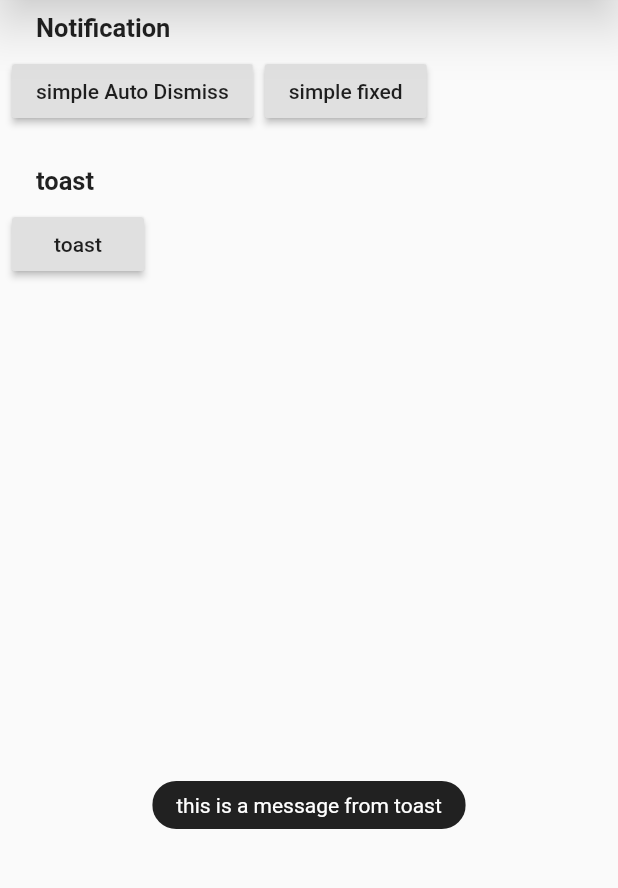
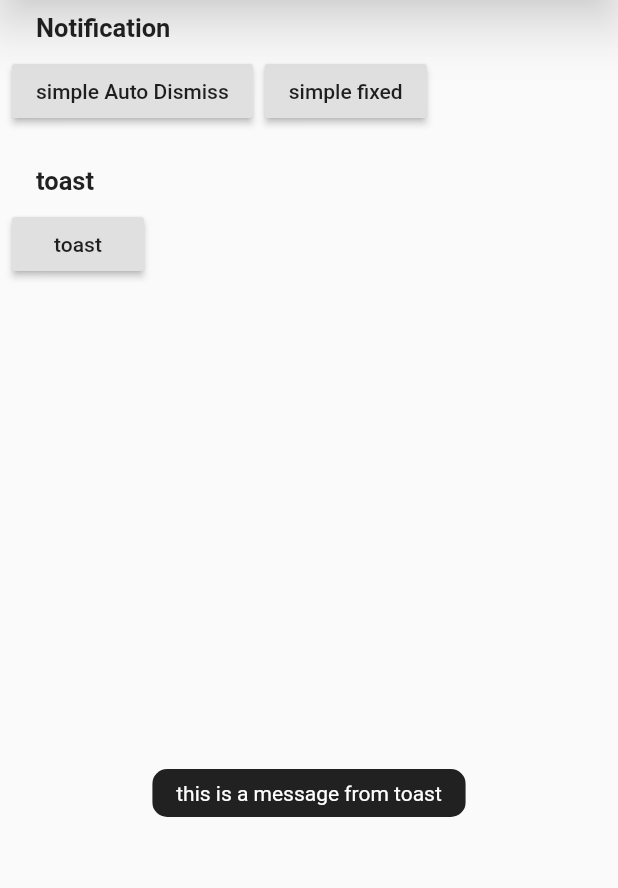
Before and after one commit to boyan01/overlay_support, a Flutter app: the screen it shows after launch, after a tap on "simple Auto Dismiss", after a tap on "simple fixed", after a tap on "toast", on a phone screen of 412 x 824 dp, the part 110-998 px from its top. Run offline on Flutter 3.47's test engine with Material 2 defaults, Android fonts, the phone set to English and light mode, and no system bars.

Commit message:
remove line limit for toast content

```diff
--- a/lib/src/toast/overlay_toast.dart
+++ b/lib/src/toast/overlay_toast.dart
@@ -21,12 +21,12 @@ class _Toast extends StatelessWidget {
     return SafeArea(
       child: DefaultTextStyle(
         style: Theme.of(context).textTheme.body1.copyWith(color: Colors.white),
-        maxLines: 1,
+        child: Padding(
+          padding: const EdgeInsets.all(16),
           child: Align(
             alignment: Alignment(0, 0.5),
             child: ClipRRect(
-            borderRadius:
-                BorderRadius.circular(1000 /*keep background round rect */),
+              borderRadius: BorderRadius.circular(10),
               child: Container(
                 color: Colors.black87,
                 padding: const EdgeInsets.symmetric(
@@ -38,6 +38,7 @@ class _Toast extends StatelessWidget {
             ),
           ),
         ),
+      ),
     );
   }
 }
```
Lines whose indentation alone changed are shown as unchanged.
